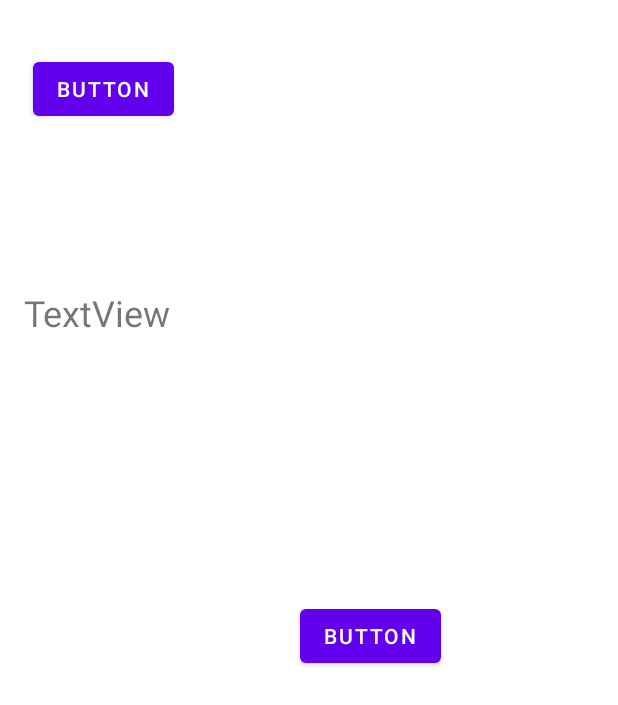
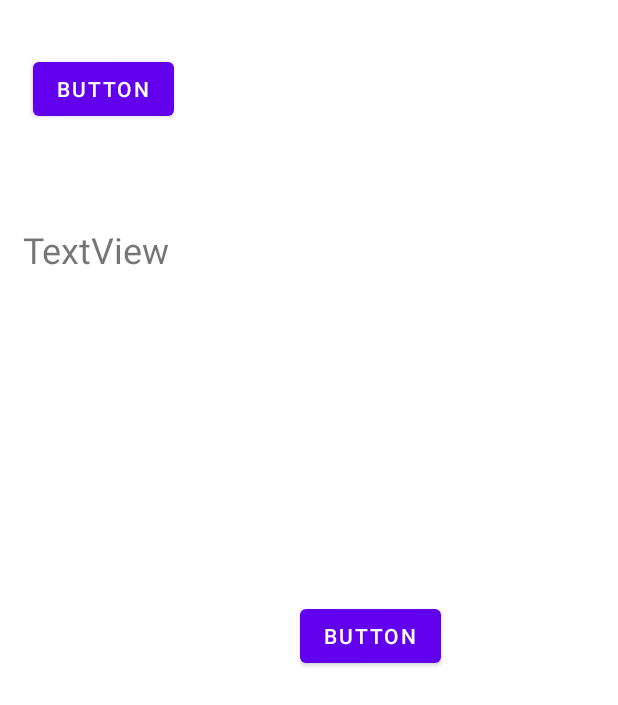
Before and after one commit to roger3691/Android_Final_8, an Android app: the layout activity_main.xml on its own in the app's theme, with its tools: preview values and no code run, on a phone screen of 412 x 824 dp. Shown: the top 705 px of the screen. Run offline under Robolectric (Android 15) with nearby library versions, the phone set to English and light mode, and no system bars.

```diff
--- a/app/src/main/res/layout/activity_main.xml
+++ b/app/src/main/res/layout/activity_main.xml
@@ -7,7 +7,7 @@
     tools:context=".MainActivity">
 
     <Button
-        android:id="@+id/btnStart"
+        android:id="@+id/btn1"
         android:layout_width="wrap_content"
         android:layout_height="wrap_content"
         android:layout_marginStart="22dp"
@@ -17,7 +17,7 @@
         app:layout_constraintTop_toTopOf="parent" />
 
     <Button
-        android:id="@+id/button2"
+        android:id="@+id/btn2"
         android:layout_width="wrap_content"
         android:layout_height="wrap_content"
         android:layout_marginStart="200dp"
@@ -30,8 +30,8 @@
         android:id="@+id/textView"
         android:layout_width="wrap_content"
         android:layout_height="wrap_content"
-        android:layout_marginStart="16dp"
-        android:layout_marginTop="192dp"
+        android:layout_marginStart="15dp"
+        android:layout_marginTop="150dp"
         android:text="TextView"
         android:textSize="24dp"
         app:layout_constraintStart_toStartOf="parent"
```
Also changed, not shown: app/src/main/java/com/example/myapplication/MainActivity.kt (+17 -20 lines), app/src/main/java/com/example/myapplication/MainActivity2.kt (+42 -5 lines).
